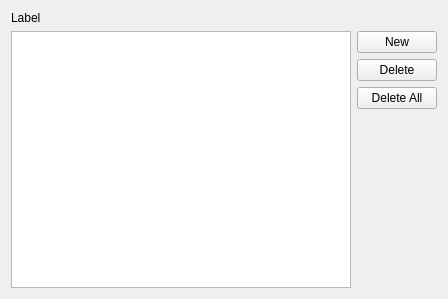
First picture: the form in Qt/Components/Resources/UI/pqKeyFrameEditor.ui, repository wildmichael/ParaView3-enhancements-old, before the edit.
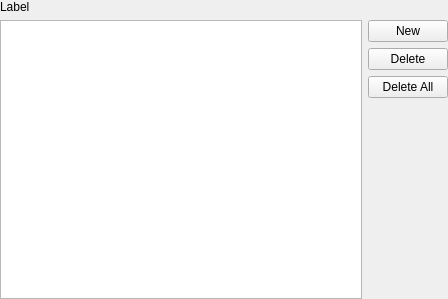
Second picture: the form after the edit.

Commit message: ENH:  Make key frame type adaptor usable outside pqAnimationPanel. ENH:  Add support for editing key frame interpolation in new animation gui.

The edit to the form file:
```diff
--- a/Qt/Components/Resources/UI/pqKeyFrameEditor.ui
+++ b/Qt/Components/Resources/UI/pqKeyFrameEditor.ui
@@ -13,6 +13,12 @@
    <string>Form</string>
   </property>
   <layout class="QGridLayout" >
+   <property name="margin" >
+    <number>0</number>
+   </property>
+   <property name="spacing" >
+    <number>6</number>
+   </property>
    <item row="1" column="1" >
     <widget class="QPushButton" name="pbNew" >
      <property name="text" >
```
The commit also changes 4 other files.
